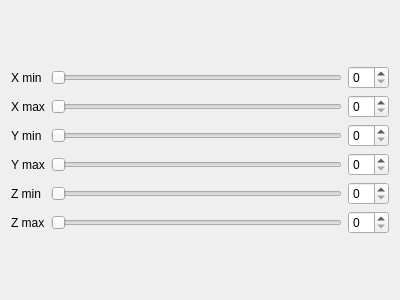
This is vv/qt_ui/vvToolCropImage.ui in open-vv/vv as Qt 5 draws it before an edit. The edited form follows.
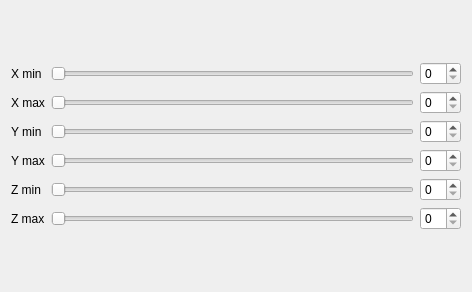
This is the edited form.

What changed in the file:
```diff
--- a/vv/qt_ui/vvToolCropImage.ui
+++ b/vv/qt_ui/vvToolCropImage.ui
@@ -6,8 +6,8 @@
    <rect>
     <x>0</x>
     <y>0</y>
-    <width>400</width>
-    <height>300</height>
+    <width>472</width>
+    <height>292</height>
    </rect>
   </property>
   <property name="windowTitle">
```
Left out of the diff: 209 changed lines with no effect on the pictures.
